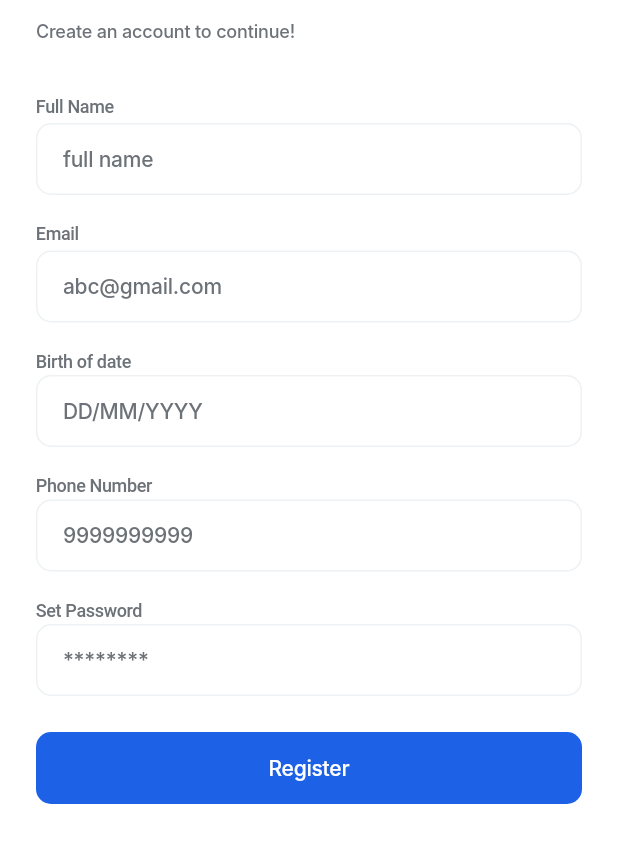
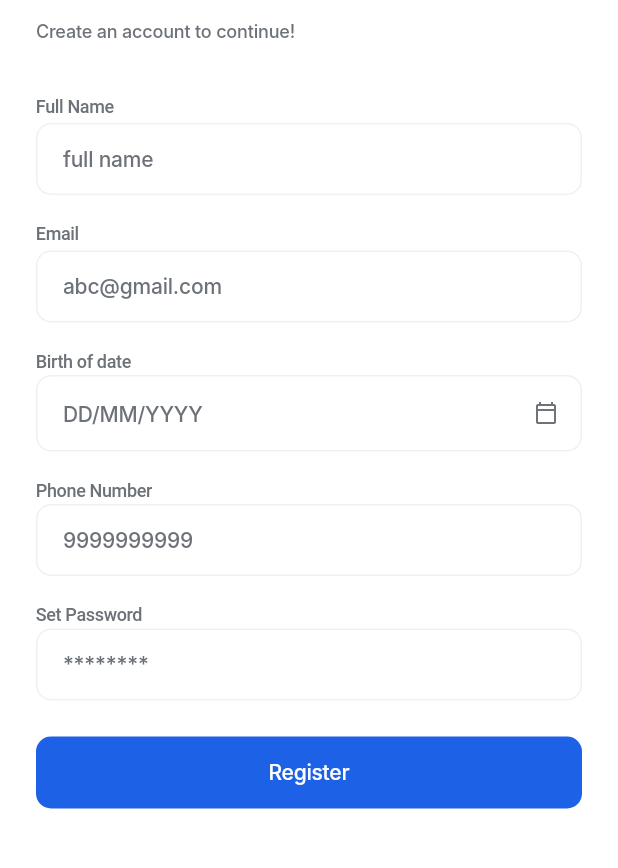
Before and after one commit to Vinisha-Luhar/login_signup_flutter, a Flutter app: the screen it shows after launch, on a phone screen of 412 x 824 dp, the part 291-1159 px from its top. Run offline on Flutter 3.47's test engine with Material 3 defaults, Android fonts, the phone set to English and light mode, and no system bars; our stand-ins replace dio, flutter_bloc, flutter_riverpod; Roboto replaces fonts that are missing (Inter, Plus Jakarta Sans).

Commit message:
Implemented the DOB TextFormField Professionally

```diff
--- a/lib/core/widgets/inputs/date_picker_field.dart
+++ b/lib/core/widgets/inputs/date_picker_field.dart
@@ -0,0 +1,31 @@
+
+
+import 'package:flutter/material.dart';
+import 'package:login_signup/core/theme/app_input_decoration.dart';
+
+class DatePickerField extends StatelessWidget {
+
+  final TextEditingController dateController;
+  final VoidCallback onTap;
+  final String hint;
+
+  const DatePickerField({
+    super.key,
+    required this.dateController,
+    required this.onTap,
+    this.hint='DD/MM/YYYY'
+  });
+
+  @override
+  Widget build(BuildContext context) {
+    return TextFormField(
+      controller: dateController,
+      readOnly: true,
+      onTap: onTap,
+      decoration: AppInputDecoration.build(
+          hintText: hint,
+        suffixIcon: const Icon(Icons.calendar_today_outlined,size: 16,color: Color(0xFF6C7278),),
+      ),
+    );
+  }
+}
--- a/lib/features/auth/signup/view/signup_screen.dart
+++ b/lib/features/auth/signup/view/signup_screen.dart
@@ -1,8 +1,10 @@
 import 'package:flutter/cupertino.dart';
 import 'package:flutter/material.dart';
 import 'package:flutter/services.dart';
+import 'package:login_signup/features/auth/signup/viewmodel/SignupViewModel.dart';
 import 'package:login_signup/features/auth/signup/widgets/signup_body.dart';
 import 'package:login_signup/features/auth/signup/widgets/signup_form.dart';
+import 'package:provider/provider.dart';
 
 class SignupScreen extends StatelessWidget {
   const SignupScreen({super.key});
@@ -24,11 +26,14 @@ class SignupScreen extends StatelessWidget {
                   const SizedBox(height: 24),
                   Padding(
                     padding: const EdgeInsets.only(left: 24,right: 24),
-                    child: Column(
-                      crossAxisAlignment: CrossAxisAlignment.start,
-                      children: [
-                        SignupBody()
-                      ],
+                    child: ChangeNotifierProvider(
+                      create: (context) => SignupViewModel(),
+                      child: Column(
+                        crossAxisAlignment: CrossAxisAlignment.start,
+                        children: [
+                          SignupBody()
+                        ],
+                      ),
                     ),
                   )
                 ],
--- a/lib/features/auth/signup/widgets/signup_form.dart
+++ b/lib/features/auth/signup/widgets/signup_form.dart
@@ -1,11 +1,14 @@
 
 
 import 'package:flutter/material.dart';
+import 'package:flutter_bloc/flutter_bloc.dart';
 import 'package:login_signup/core/theme/app_text_styles.dart';
 import 'package:login_signup/core/validator/email_validator.dart';
 import 'package:login_signup/core/validator/username_validator.dart';
 import 'package:login_signup/core/widgets/buttons/primary_button.dart';
 import 'package:login_signup/core/widgets/inputs/app_text_field.dart';
+import 'package:login_signup/core/widgets/inputs/date_picker_field.dart';
+import 'package:login_signup/features/auth/signup/viewmodel/SignupViewModel.dart';
 
 class SignupForm extends StatelessWidget {
   SignupForm({super.key});
@@ -14,6 +17,7 @@ class SignupForm extends StatelessWidget {
 
   @override
   Widget build(BuildContext context) {
+    final viewModel=context.watch<SignupViewModel>();
     return Form(
         key: _formKey,
         child: Column(
@@ -43,8 +47,9 @@ class SignupForm extends StatelessWidget {
 
             ///BirthDate
             Text('Birth of date',style: AppTextStyle.signupTextFieldLabel),
-            AppTextField(
-              hint: 'DD/MM/YYYY',
+            DatePickerField(
+                dateController: viewModel.dobController,
+                onTap: () => viewModel.pickDate(context),
             ),
 
             const SizedBox(height: 16),
--- a/pubspec.yaml
+++ b/pubspec.yaml
@@ -34,14 +34,15 @@ dependencies:
   # The following adds the Cupertino Icons font to your application.
   # Use with the CupertinoIcons class for iOS style icons.
   cupertino_icons: ^1.0.8
-  firebase_core: 4.2.1
-  firebase_auth: 6.1.2
+  firebase_core: ^4.3.0
+  firebase_auth: ^6.1.3
   internet_connection_checker: 3.0.1
   permission_handler: 12.0.1
   provider: ^6.1.5+1
   flutter_riverpod: ^3.0.3
   dio: ^5.9.0
   flutter_bloc: ^9.1.1
+  intl: ^0.20.2
 
 dev_dependencies:
   flutter_test:
```
Also changed, not shown: lib/features/auth/signup/viewmodel/SignupViewModel.dart (added, +33 -0 lines), lib/core/validator/date_validator.dart (added), pubspec.lock.
